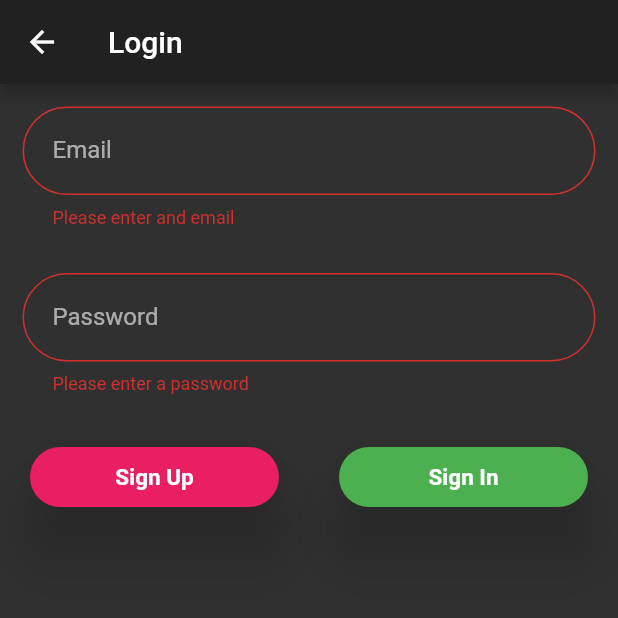
After one commit to Hezeh/beammart_merchants, a Flutter app: the LoginEmailPasswordScreen screen opened directly, after a tap on "Sign Up", after a tap on "Sign In", on a phone screen of 412 x 824 dp, the top half of it. The commit adds this screen. Run offline on Flutter 3.47's test engine with Material 2 defaults, Android fonts, the phone set to English and light mode, and no system bars; our stand-ins replace cached_network_image, camera, cloud_firestore, firebase_analytics, firebase_auth, firebase_core and 15 more; missing offline and left inert: flutter_login_facebook; accounts and stored records are empty.

Commit message:
Added facebook sign in and email password sign in

```diff
--- /dev/null
+++ b/lib/screens/login_email_password.dart
@@ -0,0 +1,335 @@
+import 'package:beammart_merchants/providers/auth_provider.dart';
+import 'package:beammart_merchants/screens/home.dart';
+import 'package:flutter/material.dart';
+import 'package:google_fonts/google_fonts.dart';
+import 'package:provider/provider.dart';
+
+class LoginEmailPasswordScreen extends StatefulWidget {
+  @override
+  _LoginEmailPasswordScreenState createState() =>
+      _LoginEmailPasswordScreenState();
+}
+
+class _LoginEmailPasswordScreenState extends State<LoginEmailPasswordScreen> {
+  bool? _enabled = true;
+  TextEditingController _emailController = TextEditingController();
+  TextEditingController _passwordController = TextEditingController();
+  final _loginEmailPasswordFormKey = GlobalKey<FormState>();
+
+  @override
+  void dispose() {
+    super.dispose();
+    _emailController.dispose();
+    _passwordController.dispose();
+  }
+
+  @override
+  Widget build(BuildContext context) {
+    final _authProvider = Provider.of<AuthenticationProvider>(context);
+    return Scaffold(
+        appBar: AppBar(
+          title: Text("Login"),
+        ),
+        body: Form(
+          key: _loginEmailPasswordFormKey,
+          child: ListView(
+            children: [
+              Container(
+                margin: EdgeInsets.all(15),
+                child: TextFormField(
+                  controller: _emailController,
+                  enabled: _enabled,
+                  autocorrect: true,
+                  enableSuggestions: true,
+                  autovalidateMode: AutovalidateMode.onUserInteraction,
+                  keyboardType: TextInputType.emailAddress,
+                  decoration: InputDecoration(
+                    border: OutlineInputBorder(
+                      borderRadius: BorderRadius.all(
+                        Radius.circular(30.0),
+                      ),
+                    ),
+                    contentPadding: EdgeInsets.all(20),
+                    labelText: 'Email',
+                  ),
+                  validator: (value) {
+                    if (value!.isEmpty) {
+                      return "Please enter and email";
+                    }
+                    return null;
+                  },
+                ),
+              ),
+              Container(
+                // padding: EdgeInsets.all(8.0),
+                margin: EdgeInsets.all(15),
+                child: TextFormField(
+                  enabled: _enabled,
+                  controller: _passwordController,
+                  autocorrect: true,
+                  enableSuggestions: true,
+                  autovalidateMode: AutovalidateMode.onUserInteraction,
+                  keyboardType: TextInputType.text,
+                  obscureText: true,
+                  decoration: InputDecoration(
+                    border: OutlineInputBorder(
+                      borderRadius: BorderRadius.all(
+                        Radius.circular(30.0),
+                      ),
+                    ),
+                    contentPadding: EdgeInsets.all(20),
+                    labelText: 'Password',
+                  ),
+                  validator: (value) {
+                    if (value!.isEmpty) {
+                      return "Please enter a password";
+                    }
+                    return null;
+                  },
+                ),
+              ),
+              Row(
+                mainAxisAlignment: MainAxisAlignment.spaceEvenly,
+                children: [
+                  Expanded(
+                    child: Container(
+                      margin: EdgeInsets.all(20),
+                      child: ConstrainedBox(
+                        constraints: BoxConstraints.tightFor(
+                          height: 40,
+                        ),
+                        child: ElevatedButton(
+                          child: Text(
+                            'Sign Up',
+                            style: GoogleFonts.roboto(
+                              fontWeight: FontWeight.bold,
+                              fontSize: 15,
+                            ),
+                          ),
+                          onPressed: () async {
+                            if (_loginEmailPasswordFormKey.currentState!
+                                .validate()) {
+                              setState(() {
+                                _enabled = false;
+                              });
+                              final String _message = await _authProvider
+                                  .createUserWithEmailPassword(
+                                _emailController.text,
+                                _passwordController.text,
+                              );
+                              print(_message);
+                              if (_message == 'Successful SignUp') {
+                                ScaffoldMessenger.of(context).showSnackBar(
+                                  SnackBar(
+                                    backgroundColor: Colors.green,
+                                    content: Text(
+                                      "Successfully Signed Up",
+                                      style: GoogleFonts.gelasio(
+                                        fontSize: 15,
+                                        color: Colors.white,
+                                        fontWeight: FontWeight.bold,
+                                      ),
+                                    ),
+                                  ),
+                                );
+
+                                Navigator.of(context).pop();
+                              } else if (_message == 'invalid-email') {
+                                ScaffoldMessenger.of(context).showSnackBar(
+                                  SnackBar(
+                                    backgroundColor: Colors.red,
+                                    content: Text(
+                                      "Invalid Email",
+                                      style: GoogleFonts.gelasio(
+                                        fontSize: 15,
+                                        color: Colors.white,
+                                        fontWeight: FontWeight.bold,
+                                      ),
+                                    ),
+                                  ),
+                                );
+                              } else if (_message == 'email-already-in-use') {
+                                ScaffoldMessenger.of(context).showSnackBar(
+                                  SnackBar(
+                                    backgroundColor: Colors.red,
+                                    content: Text(
+                                      "Email already in use. Try Signing In.",
+                                      style: GoogleFonts.gelasio(
+                                        fontSize: 15,
+                                        color: Colors.white,
+                                        fontWeight: FontWeight.bold,
+                                      ),
+                                    ),
+                                  ),
+                                );
+                              } else if (_message == 'weak-password') {
+                                ScaffoldMessenger.of(context).showSnackBar(
+                                  SnackBar(
+                                    backgroundColor: Colors.red,
+                                    content: Text(
+                                      "Weak Password.",
+                                      style: GoogleFonts.gelasio(
+                                        fontSize: 15,
+                                        color: Colors.white,
+                                        fontWeight: FontWeight.bold,
+                                      ),
+                                    ),
+                                  ),
+                                );
+                              } else if (_message == 'operation-not-allowed') {
+                                ScaffoldMessenger.of(context).showSnackBar(
+                                  SnackBar(
+                                    backgroundColor: Colors.red,
+                                    content: Text(
+                                      "Operation Not Allowed",
+                                      style: GoogleFonts.gelasio(
+                                        fontSize: 15,
+                                        color: Colors.white,
+                                        fontWeight: FontWeight.bold,
+                                      ),
+                                    ),
+                                  ),
+                                );
+                              }
+                              setState(() {
+                                _enabled = true;
+                              });
+                            }
+                          },
+                          style: ElevatedButton.styleFrom(
+                            primary: Colors.pink,
+                            onPrimary: Colors.white,
+                            elevation: 16,
+                            shape: RoundedRectangleBorder(
+                              borderRadius: BorderRadius.circular(25),
+                            ),
+                          ),
+                        ),
+                      ),
+                    ),
+                  ),
+                  Expanded(
+                    child: Container(
+                      margin: EdgeInsets.all(20),
+                      child: ConstrainedBox(
+                        constraints: BoxConstraints.tightFor(
+                          width: 100,
+                          height: 40,
+                        ),
+                        child: ElevatedButton(
+                          child: Text(
+                            'Sign In',
+                            style: GoogleFonts.roboto(
+                              fontWeight: FontWeight.bold,
+                              fontSize: 15,
+                            ),
+                          ),
+                          onPressed: () async {
+                            if (_loginEmailPasswordFormKey.currentState!
+                                .validate()) {
+                              setState(() {
+                                _enabled = false;
+                              });
+                              final String _message =
+                                  await _authProvider.signInWithEmailPassword(
+                                _emailController.text,
+                                _passwordController.text,
+                              );
+                              if (_message == 'Successful SignIn') {
+                                ScaffoldMessenger.of(context).showSnackBar(
+                                  SnackBar(
+                                    backgroundColor: Colors.green,
+                                    content: Text(
+                                      "Successful Sign In",
+                                      style: GoogleFonts.gelasio(
+                                        fontSize: 15,
+                                        color: Colors.white,
+                                        fontWeight: FontWeight.bold,
+                                      ),
+                                    ),
+                                  ),
+                                );
+                                // Navigator.of(context)
+                                //     .popUntil(ModalRoute.withName('/home'));
+                                Navigator.of(context).pop();
+                              } else if (_message == 'invalid-email') {
+                                ScaffoldMessenger.of(context).showSnackBar(
+                                  SnackBar(
+                                    backgroundColor: Colors.red,
+                                    content: Text(
+                                      "Invalid Email",
+                                      style: GoogleFonts.gelasio(
+                                        fontSize: 15,
+                                        color: Colors.white,
+                                        fontWeight: FontWeight.bold,
+                                      ),
+                                    ),
+                                  ),
+                                );
+                              } else if (_message == 'wrong-password') {
+                                ScaffoldMessenger.of(context).showSnackBar(
+                                  SnackBar(
+                                    backgroundColor: Colors.red,
+                                    content: Text(
+                                      "Wrong Password",
+                                      style: GoogleFonts.gelasio(
+                                        fontSize: 15,
+                                        color: Colors.white,
+                                        fontWeight: FontWeight.bold,
+                                      ),
+                                    ),
+                                  ),
+                                );
+                              } else if (_message == 'user-disabled') {
+                                ScaffoldMessenger.of(context).showSnackBar(
+                                  SnackBar(
+                                    backgroundColor: Colors.red,
+                                    content: Text(
+                                      "User Disabled",
+                                      style: GoogleFonts.gelasio(
+                                        fontSize: 15,
+                                        color: Colors.white,
+                                        fontWeight: FontWeight.bold,
+                                      ),
+                                    ),
+                                  ),
+                                );
+                              } else if (_message == 'user-not-found') {
+                                ScaffoldMessenger.of(context).showSnackBar(
+                                  SnackBar(
+                                    backgroundColor: Colors.red,
+                                    content: Text(
+                                      "User Not Found. Try Signing Up.",
+                                      style: GoogleFonts.gelasio(
+                                        fontSize: 15,
+                                        color: Colors.white,
+                                        fontWeight: FontWeight.bold,
+                                      ),
+                                    ),
+                                  ),
+                                );
+                              }
+                              setState(() {
+                                _enabled = true;
+                              });
+                            }
+                          },
+                          style: ElevatedButton.styleFrom(
+                            primary: Colors.green,
+                            onPrimary: Colors.white,
+                            elevation: 16,
+                            shape: RoundedRectangleBorder(
+                              borderRadius: BorderRadius.circular(25),
+                            ),
+                          ),
+                        ),
+                      ),
+                    ),
+                  ),
+                ],
+              ),
+            ],
+          ),
+        ));
+  }
+}
--- a/pubspec.yaml
+++ b/pubspec.yaml
@@ -63,6 +63,8 @@ dependencies:
   shared_preferences: ^2.0.5
   fl_chart: ^0.35.0
   jiffy: ^4.1.0
+  flutter_signin_button: ^2.0.0
+  flutter_login_facebook: ^1.0.1
 
 
 dev_dependencies:
```
Also changed, not shown: lib/providers/auth_provider.dart (+117 -5 lines), lib/screens/login.dart (+89 -4 lines), lib/widgets/google_signin_button.dart (+4 -3 lines), lib/widgets/menu_list_tile_widget.dart (+5 -8 lines), pubspec.lock, 2 other files.
